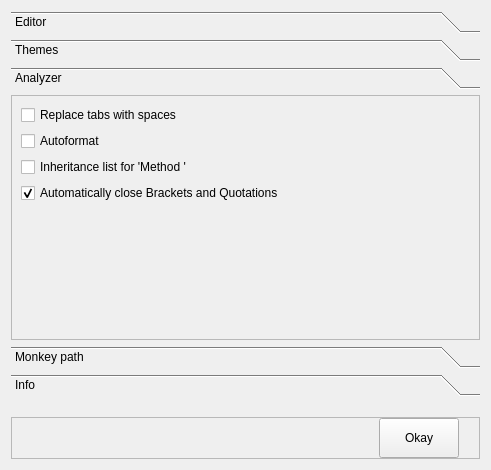
First picture: the form in prefsdialog.ui, repository engor/Jentos.Code, before the edit.
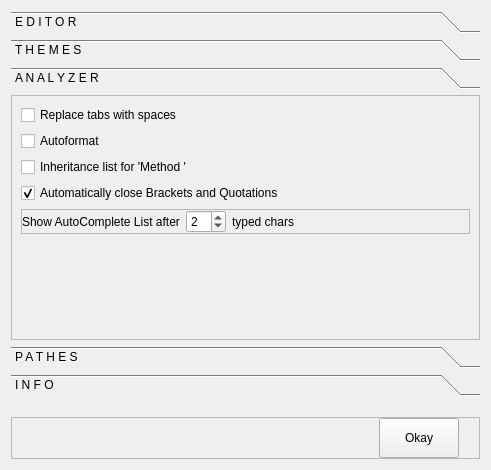
Second picture: the form after the edit. The open tabs and pages were chosen to show the change. Custom widgets are drawn as their Qt base class.

Commit message: 1. Analyzer a) add parsing of properties ('property' keyword); b) add parsing of private section of a classes. 2. Editor a) not add chars " ' ) ] if they already were under cursor; b) add settings option "show autocomplete list after X typed chars" (it was 3); c) remove "lock targets" button, because disable comboboxes without it; 3. Rename app to "Jentos.Code".

```diff
--- a/prefsdialog.ui
+++ b/prefsdialog.ui
@@ -19,8 +19,17 @@
   <layout class="QVBoxLayout" name="verticalLayout">
    <item>
     <widget class="QToolBox" name="toolBox">
+     <property name="sizePolicy">
+      <sizepolicy hsizetype="Preferred" vsizetype="Preferred">
+       <horstretch>0</horstretch>
+       <verstretch>0</verstretch>
+      </sizepolicy>
+     </property>
      <property name="currentIndex">
-      <number>0</number>
+      <number>2</number>
+     </property>
+     <property name="tabSpacing">
+      <number>6</number>
      </property>
      <widget class="QWidget" name="pageEditor">
       <property name="geometry">
@@ -32,7 +41,7 @@
        </rect>
       </property>
       <attribute name="label">
-       <string>Editor</string>
+       <string>E D I T O R</string>
       </attribute>
       <layout class="QVBoxLayout" name="verticalLayout_4">
        <property name="spacing">
@@ -402,7 +411,7 @@
        </rect>
       </property>
       <attribute name="label">
-       <string>Themes</string>
+       <string>T H E M E S</string>
       </attribute>
       <layout class="QVBoxLayout" name="verticalLayout_6">
        <property name="spacing">
@@ -536,11 +545,11 @@
         <x>0</x>
         <y>0</y>
         <width>473</width>
-        <height>233</height>
+        <height>248</height>
        </rect>
       </property>
       <attribute name="label">
-       <string>Analyzer</string>
+       <string>A N A L Y Z E R</string>
       </attribute>
       <layout class="QVBoxLayout" name="verticalLayout_8">
        <property name="spacing">
@@ -569,7 +578,7 @@
             <x>0</x>
             <y>0</y>
             <width>471</width>
-            <height>231</height>
+            <height>246</height>
            </rect>
           </property>
           <layout class="QVBoxLayout" name="verticalLayout_9">
@@ -613,6 +622,76 @@
              </property>
             </widget>
            </item>
+           <item>
+            <widget class="QFrame" name="frame_2">
+             <property name="frameShape">
+              <enum>QFrame::StyledPanel</enum>
+             </property>
+             <property name="frameShadow">
+              <enum>QFrame::Raised</enum>
+             </property>
+             <layout class="QHBoxLayout" name="horizontalLayout_5">
+              <property name="leftMargin">
+               <number>0</number>
+              </property>
+              <property name="topMargin">
+               <number>0</number>
+              </property>
+              <property name="rightMargin">
+               <number>0</number>
+              </property>
+              <property name="bottomMargin">
+               <number>0</number>
+              </property>
+              <item>
+               <widget class="QLabel" name="label_5">
+                <property name="text">
+                 <string>Show AutoComplete List after</string>
+                </property>
+               </widget>
+              </item>
+              <item>
+               <widget class="QSpinBox" name="spinBoxTypedCharsForCompletion">
+                <property name="minimumSize">
+                 <size>
+                  <width>40</width>
+                  <height>0</height>
+                 </size>
+                </property>
+                <property name="minimum">
+                 <number>1</number>
+                </property>
+                <property name="maximum">
+                 <number>5</number>
+                </property>
+                <property name="value">
+                 <number>2</number>
+                </property>
+               </widget>
+              </item>
+              <item>
+               <widget class="QLabel" name="label_6">
+                <property name="text">
+                 <string>typed chars</string>
+                </property>
+               </widget>
+              </item>
+              <item>
+               <spacer name="horizontalSpacer_4">
+                <property name="orientation">
+                 <enum>Qt::Horizontal</enum>
+                </property>
+                <property name="sizeHint" stdset="0">
+                 <size>
+                  <width>40</width>
+                  <height>20</height>
+                 </size>
+                </property>
+               </spacer>
+              </item>
+             </layout>
+            </widget>
+           </item>
            <item>
             <spacer name="verticalSpacer_4">
              <property name="orientation">
@@ -642,7 +721,7 @@
        </rect>
       </property>
       <attribute name="label">
-       <string>Monkey path</string>
+       <string>P A T H E S</string>
       </attribute>
       <layout class="QVBoxLayout" name="verticalLayout_2">
        <property name="spacing">
@@ -787,7 +866,7 @@
        </rect>
       </property>
       <attribute name="label">
-       <string>Info</string>
+       <string>I N F O</string>
       </attribute>
       <layout class="QVBoxLayout" name="verticalLayout_10">
        <property name="spacing">
```
Left out of the diff: 33 changed lines with no effect on the pictures. The commit also changes 17 other files.
